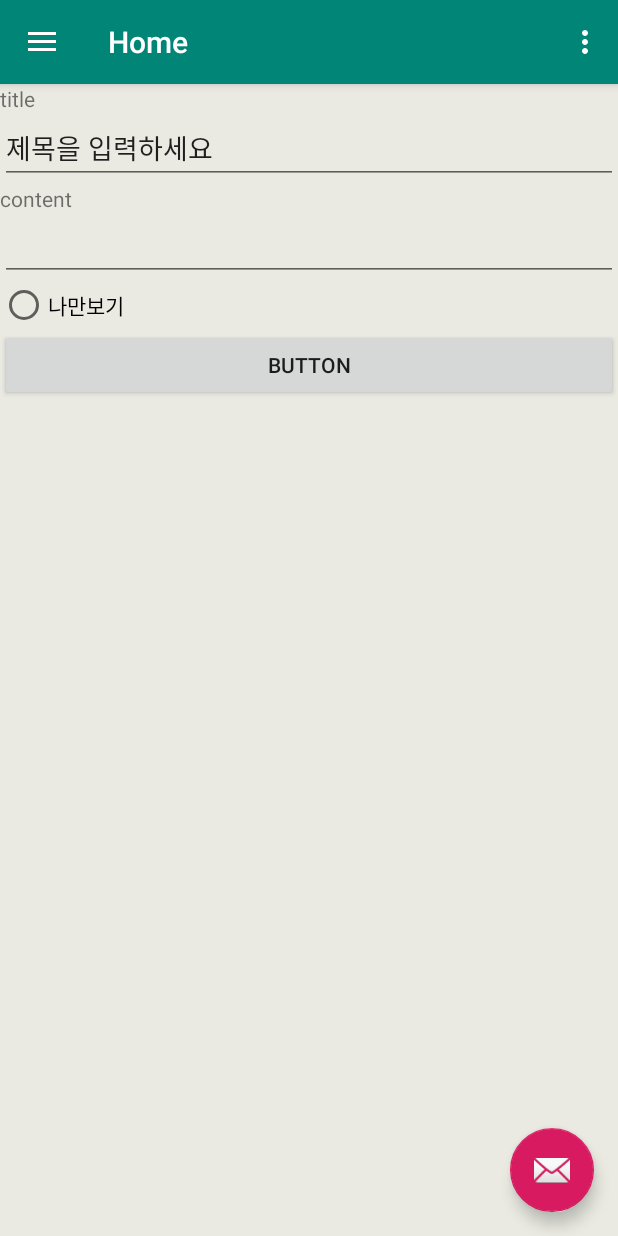
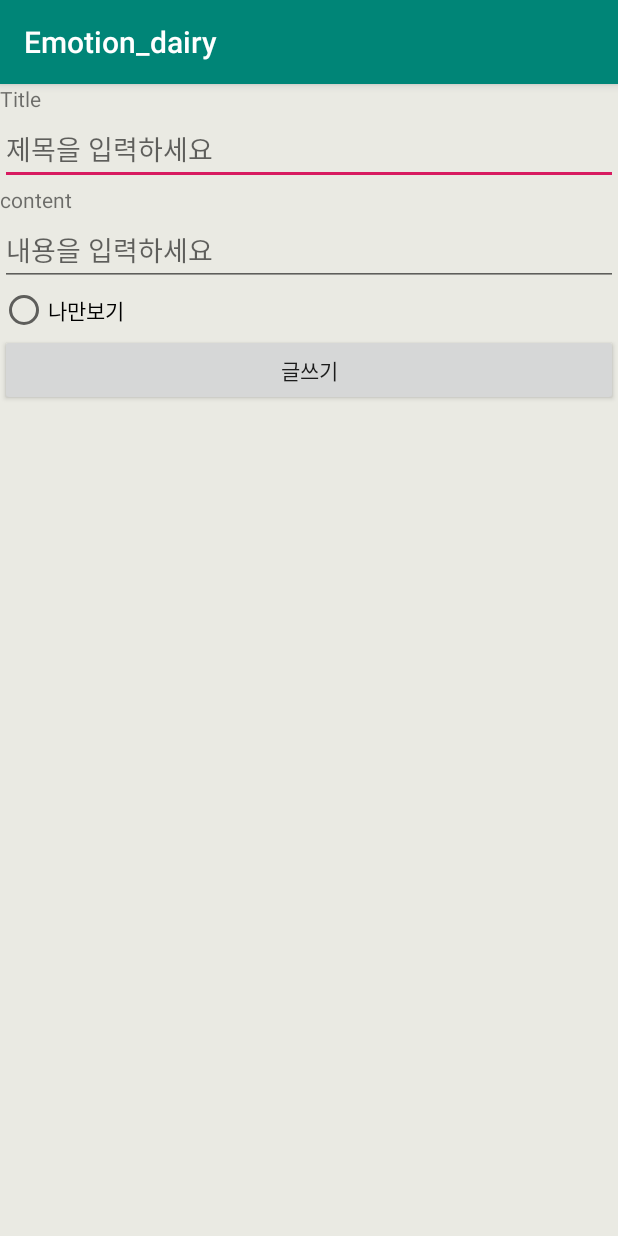
Before and after one commit to mugon-dev/Emotional-Diary, an Android app: the MainActivity screen opened directly, with no data from a screen before it, after a tap on "글쓰기", on a phone screen of 412 x 824 dp. Run offline under Robolectric (Android 15) with nearby library versions, the phone set to English and light mode, and no system bars; our stand-ins replace navigation-ui; libraries missing offline, so code that uses them is left out: com.annimon.stream, com.prolificinteractive.materialcalendarview; 3 statements that could not run were skipped.

Commit message:
1212 last check

```diff
--- a/Emotion_dairy_android/app/src/main/AndroidManifest.xml
+++ b/Emotion_dairy_android/app/src/main/AndroidManifest.xml
@@ -12,7 +12,8 @@
         android:supportsRtl="true"
         android:theme="@style/AppTheme"
         android:usesCleartextTraffic="true">
-        <activity android:name=".ui.board.BoardWrite"></activity>
+        <activity android:name=".BoardWrite"></activity>
+        <activity android:name=".ui.board.BoardWrite" />
         <activity android:name=".Board.BoardWrite" />
         <activity
             android:name=".MainActivity"
--- /dev/null
+++ b/Emotion_dairy_android/app/src/main/java/com/example/emotion_dairy/BoardWrite.java
@@ -0,0 +1,36 @@
+package com.example.emotion_dairy;
+
+import androidx.appcompat.app.AppCompatActivity;
+
+import android.os.Bundle;
+import android.view.View;
+import android.widget.Button;
+import android.widget.EditText;
+import android.widget.RadioButton;
+import android.widget.RadioGroup;
+
+public class BoardWrite extends AppCompatActivity {
+    EditText edWriteTitle,edWriteContent;
+    RadioGroup rgSelectGroup;
+    RadioButton rbViewPrivate;
+    Button btnBoardWrite;
+
+    @Override
+    protected void onCreate(Bundle savedInstanceState) {
+        super.onCreate(savedInstanceState);
+        setContentView(R.layout.activity_board_write);
+        edWriteTitle=findViewById(R.id.edWriteTitle);
+        edWriteContent=findViewById(R.id.edWriteContent);
+        rgSelectGroup=findViewById(R.id.rgSelectGroup);
+        rbViewPrivate=findViewById(R.id.rbViewPrivate);
+        btnBoardWrite=findViewById(R.id.btnBoardWrite);
+
+        btnBoardWrite.setOnClickListener(new View.OnClickListener() {
+            @Override
+            public void onClick(View view) {
+
+            }
+        });
+
+    }
+}
--- a/Emotion_dairy_android/app/src/main/java/com/example/emotion_dairy/MainActivity.java
+++ b/Emotion_dairy_android/app/src/main/java/com/example/emotion_dairy/MainActivity.java
@@ -10,7 +10,6 @@ import android.widget.EditText;
 import android.widget.TextView;
 
 import com.applandeo.materialcalendarview.EventDay;
-import com.example.emotion_dairy.ui.write.BoardWriteFragment;
 import com.google.android.material.floatingactionbutton.FloatingActionButton;
 import com.google.android.material.snackbar.Snackbar;
 import com.google.android.material.navigation.NavigationView;
@@ -31,7 +30,6 @@ import java.util.List;
 public class MainActivity extends AppCompatActivity {
 
 
-    BoardWriteFragment fragment_write;
 
     private AppBarConfiguration mAppBarConfiguration;
 
@@ -67,13 +65,6 @@ public class MainActivity extends AppCompatActivity {
 
     }
 
-    public void changeFragment(String str){
-        Log.d("login","changeFragment");
-        fragment_write=new BoardWriteFragment();
-        if(str.equals("write")){
-            getSupportFragmentManager().beginTransaction().replace(R.id.nav_host_fragment,fragment_write).commit();
-        }
-    }
 
     @Override
     public boolean onCreateOptionsMenu(Menu menu) {
--- a/Emotion_dairy_android/app/src/main/java/com/example/emotion_dairy/ui/home/HomeFragment.java
+++ b/Emotion_dairy_android/app/src/main/java/com/example/emotion_dairy/ui/home/HomeFragment.java
@@ -27,6 +27,7 @@ import com.annimon.stream.Stream;
 import com.applandeo.materialcalendarview.CalendarView;
 import com.applandeo.materialcalendarview.EventDay;
 import com.applandeo.materialcalendarview.listeners.OnDayClickListener;
+import com.example.emotion_dairy.BoardWrite;
 import com.example.emotion_dairy.MainActivity;
 import com.example.emotion_dairy.R;
 import com.example.emotion_dairy.Retrofit.ApiInterface;
@@ -136,8 +137,8 @@ public class HomeFragment extends Fragment {
         btnWrite.setOnClickListener(new View.OnClickListener() {
             @Override
             public void onClick(View view) {
-                Log.d("login", "btnWrite");
-                activity.changeFragment("write");
+                Intent intent = new Intent(getContext(), BoardWrite.class);
+                startActivity(intent);
             }
         });
 
--- a/Emotion_dairy_android/app/src/main/java/com/example/emotion_dairy/ui/write/BoardWriteFragment.java
+++ /dev/null
@@ -1,35 +0,0 @@
-package com.example.emotion_dairy.ui.write;
-
-import android.os.Bundle;
-import android.view.LayoutInflater;
-import android.view.View;
-import android.view.ViewGroup;
-import android.widget.TextView;
-
-import androidx.annotation.NonNull;
-import androidx.annotation.Nullable;
-import androidx.fragment.app.Fragment;
-import androidx.lifecycle.Observer;
-import androidx.lifecycle.ViewModelProviders;
-
-import com.example.emotion_dairy.R;
-
-public class BoardWriteFragment extends Fragment {
-
-    private BoardWriteViewModel boardWriteViewModel;
-
-    public View onCreateView(@NonNull LayoutInflater inflater,
-                             ViewGroup container, Bundle savedInstanceState) {
-        boardWriteViewModel =
-                ViewModelProviders.of(this).get(BoardWriteViewModel.class);
-        View root = inflater.inflate(R.layout.fragment_boardwrite, container, false);
-        //final TextView textView = root.findViewById(R.id.text_slideshow);
-        boardWriteViewModel.getText().observe(getViewLifecycleOwner(), new Observer<String>() {
-            @Override
-            public void onChanged(@Nullable String s) {
-
-            }
-        });
-        return root;
-    }
-}
--- a/Emotion_dairy_android/app/src/main/java/com/example/emotion_dairy/ui/write/BoardWriteViewModel.java
+++ /dev/null
@@ -1,19 +0,0 @@
-package com.example.emotion_dairy.ui.write;
-
-import androidx.lifecycle.LiveData;
-import androidx.lifecycle.MutableLiveData;
-import androidx.lifecycle.ViewModel;
-
-public class BoardWriteViewModel extends ViewModel {
-
-    private MutableLiveData<String> mText;
-
-    public BoardWriteViewModel() {
-        mText = new MutableLiveData<>();
-        mText.setValue("This is slideshow fragment");
-    }
-
-    public LiveData<String> getText() {
-        return mText;
-    }
-}
--- a/Emotion_dairy_android/app/src/main/res/layout/fragment_boardwrite.xml
+++ b/Emotion_dairy_android/app/src/main/res/layout/activity_board_write.xml
@@ -1,18 +1,18 @@
 <?xml version="1.0" encoding="utf-8"?>
 <LinearLayout xmlns:android="http://schemas.android.com/apk/res/android"
+    xmlns:app="http://schemas.android.com/apk/res-auto"
     xmlns:tools="http://schemas.android.com/tools"
-    android:id="@+id/container"
     android:layout_width="match_parent"
     android:layout_height="match_parent"
-    android:background="#EAEAE3"
     android:orientation="vertical"
-    android:layout_weight="1">
+    tools:context=".BoardWrite"
+    android:background="@color/backColor">
 
     <TextView
-        android:id="@+id/textView2"
+        android:id="@+id/textView7"
         android:layout_width="match_parent"
         android:layout_height="wrap_content"
-        android:text="title" />
+        android:text="Title" />
 
     <EditText
         android:id="@+id/edWriteTitle"
@@ -20,10 +20,10 @@
         android:layout_height="wrap_content"
         android:ems="10"
         android:inputType="textPersonName"
-        android:text="제목을 입력하세요" />
+        android:hint="제목을 입력하세요"/>
 
     <TextView
-        android:id="@+id/textView11"
+        android:id="@+id/textView2"
         android:layout_width="match_parent"
         android:layout_height="wrap_content"
         android:text="content" />
@@ -34,22 +34,24 @@
         android:layout_height="wrap_content"
         android:ems="10"
         android:gravity="start|top"
-        android:inputType="textMultiLine" />
+        android:inputType="textMultiLine"
+        android:hint="내용을 입력하세요"/>
 
     <RadioGroup
+        android:id="@+id/rgSelectGroup"
         android:layout_width="match_parent"
         android:layout_height="wrap_content">
 
         <RadioButton
-            android:id="@+id/rbPrivate"
+            android:id="@+id/rbViewPrivate"
             android:layout_width="match_parent"
             android:layout_height="wrap_content"
             android:text="나만보기" />
     </RadioGroup>
 
     <Button
-        android:id="@+id/button"
+        android:id="@+id/btnBoardWrite"
         android:layout_width="match_parent"
         android:layout_height="wrap_content"
-        android:text="Button" />
+        android:text="글쓰기" />
 </LinearLayout>
```
